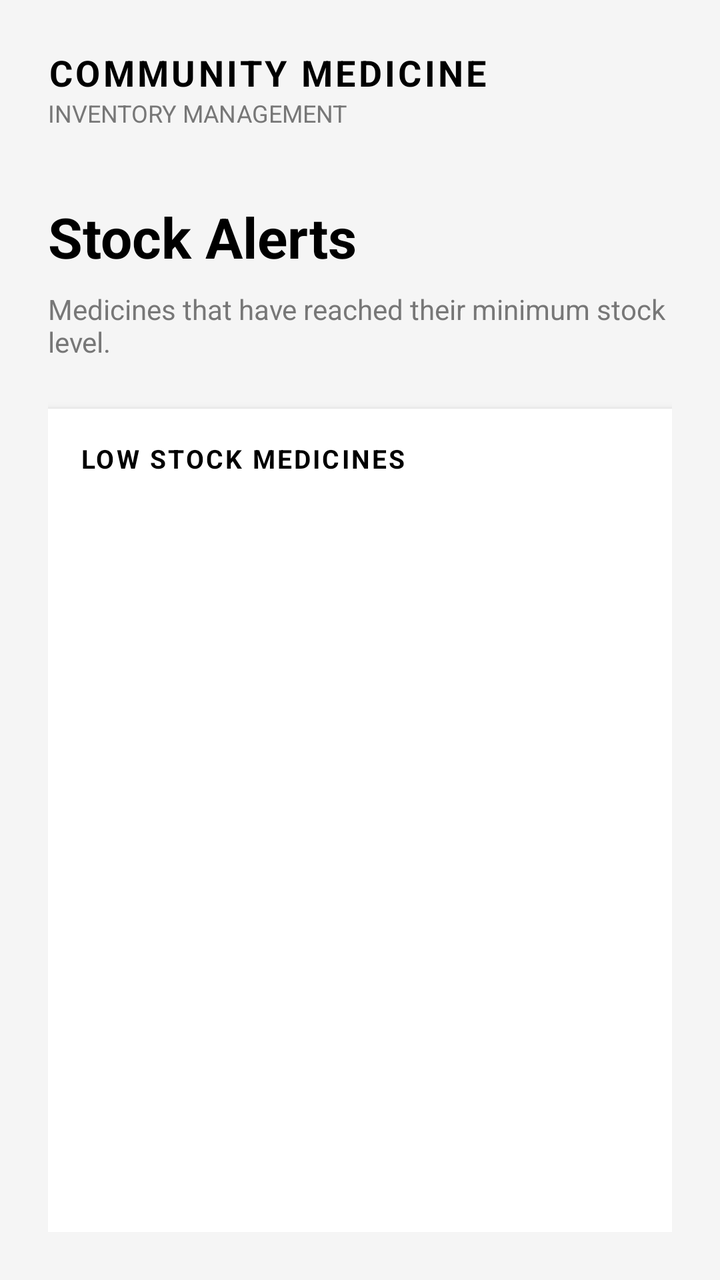
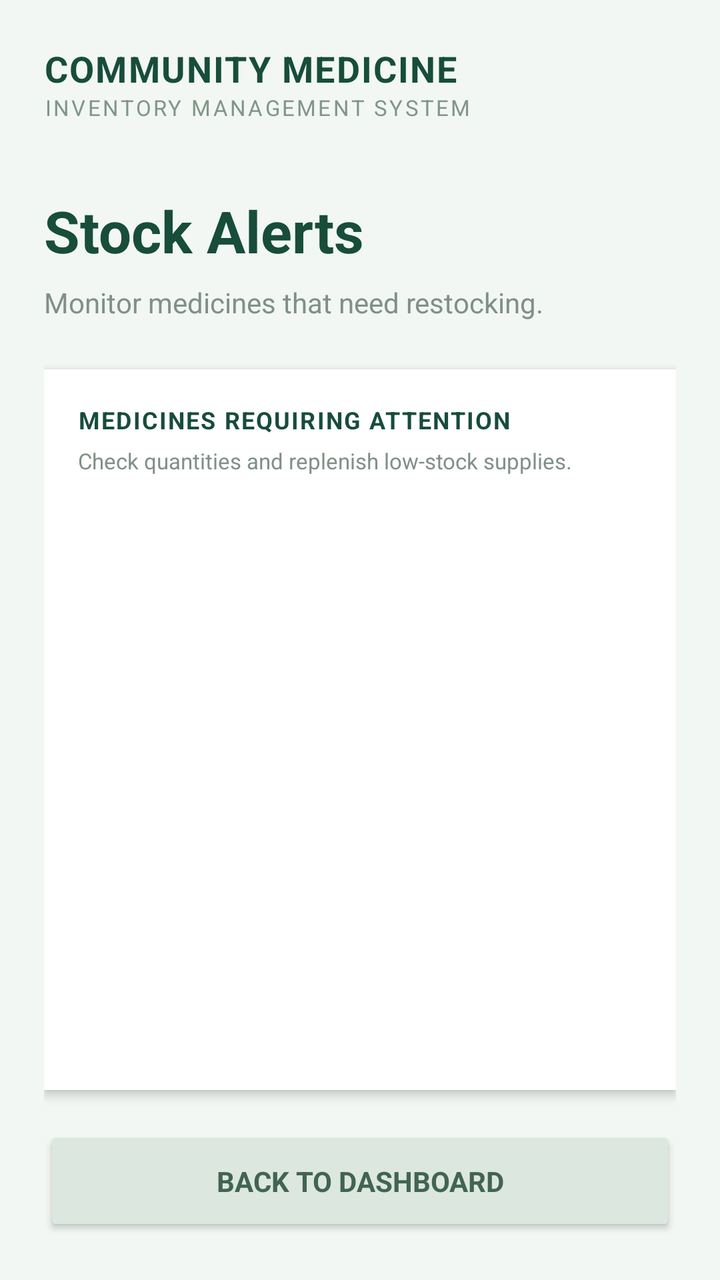

The first picture is an Android layout as it rendered before a commit; the second is the same layout after the commit. The layout source and the unified diff follow.
<!-- AndroidManifest.xml: application theme AppTheme -->
<!-- res/layout/activity_stock_alerts.xml -->
<?xml version="1.0" encoding="utf-8"?>
<LinearLayout xmlns:android="http://schemas.android.com/apk/res/android"
    android:layout_width="match_parent"
    android:layout_height="match_parent"
    android:orientation="vertical"
    android:background="#F5F5F5"
    android:padding="24dp">

    <TextView
        android:layout_width="match_parent"
        android:layout_height="wrap_content"
        android:text="COMMUNITY MEDICINE"
        android:textColor="#000000"
        android:textSize="18sp"
        android:textStyle="bold"
        android:letterSpacing="0.08" />

    <TextView
        android:layout_width="match_parent"
        android:layout_height="wrap_content"
        android:text="INVENTORY MANAGEMENT"
        android:textColor="#777777"
        android:textSize="12sp" />

    <TextView
        android:layout_width="match_parent"
        android:layout_height="wrap_content"
        android:layout_marginTop="35dp"
        android:text="Stock Alerts"
        android:textColor="#000000"
        android:textSize="28sp"
        android:textStyle="bold" />

    <TextView
        android:id="@+id/stockAlertDescription"
        android:layout_width="match_parent"
        android:layout_height="wrap_content"
        android:layout_marginTop="8dp"
        android:text="Medicines that have reached their minimum stock level."
        android:textColor="#777777"
        android:textSize="14sp" />

    <LinearLayout
        android:layout_width="match_parent"
        android:layout_height="wrap_content"
        android:layout_marginTop="24dp"
        android:background="#FFFFFF"
        android:elevation="3dp"
        android:orientation="vertical"
        android:padding="16dp">

        <TextView
            android:layout_width="match_parent"
            android:layout_height="wrap_content"
            android:text="LOW STOCK MEDICINES"
            android:textColor="#000000"
            android:textSize="13sp"
            android:textStyle="bold"
            android:letterSpacing="0.08" />

        <androidx.recyclerview.widget.RecyclerView
            android:id="@+id/stockAlertsRecyclerView"
            android:layout_width="match_parent"
            android:layout_height="450dp"
            android:layout_marginTop="12dp" />

    </LinearLayout>

    <Button
        android:id="@+id/backToDashboardButton"
        android:layout_width="match_parent"
        android:layout_height="55dp"
        android:layout_marginTop="20dp"
        android:backgroundTint="#EAEAEA"
        android:text="BACK TO DASHBOARD"
        android:textColor="#000000"
        android:textStyle="bold" />

</LinearLayout>
<!-- resources referenced by this layout -->
<resources>
  <style name="AppTheme" parent="Theme.AppCompat.Light.NoActionBar">
  
          <item name="android:fontFamily">sans-serif</item>
          <item name="android:colorAccent">#000000</item>
          <item name="android:windowLightStatusBar">true</item>
          <item name="android:statusBarColor">#FFFFFF</item>
          <item name="android:navigationBarColor">#FFFFFF</item>
      </style>
</resources>

<!-- the commit's change to res/layout/activity_stock_alerts.xml (unified diff, before → after) -->
@@ -3,66 +3,78 @@
     android:layout_width="match_parent"
     android:layout_height="match_parent"
     android:orientation="vertical"
-    android:background="#F5F5F5"
-    android:padding="24dp">
+    android:background="#F2F7F4"
+    android:padding="22dp">
 
     <TextView
         android:layout_width="match_parent"
         android:layout_height="wrap_content"
         android:text="COMMUNITY MEDICINE"
-        android:textColor="#000000"
+        android:textColor="#174D3A"
         android:textSize="18sp"
         android:textStyle="bold"
-        android:letterSpacing="0.08" />
+        android:letterSpacing="0.04" />
 
     <TextView
         android:layout_width="match_parent"
         android:layout_height="wrap_content"
-        android:text="INVENTORY MANAGEMENT"
-        android:textColor="#777777"
-        android:textSize="12sp" />
+        android:text="INVENTORY MANAGEMENT SYSTEM"
+        android:textColor="#81968A"
+        android:textSize="11sp"
+        android:letterSpacing="0.10" />
 
     <TextView
         android:layout_width="match_parent"
         android:layout_height="wrap_content"
         android:layout_marginTop="35dp"
         android:text="Stock Alerts"
-        android:textColor="#000000"
-        android:textSize="28sp"
+        android:textColor="#174D3A"
+        android:textSize="29sp"
         android:textStyle="bold" />
 
     <TextView
         android:id="@+id/stockAlertDescription"
         android:layout_width="match_parent"
         android:layout_height="wrap_content"
-        android:layout_marginTop="8dp"
-        android:text="Medicines that have reached their minimum stock level."
-        android:textColor="#777777"
+        android:layout_marginTop="7dp"
+        android:text="Monitor medicines that need restocking."
+        android:textColor="#819087"
         android:textSize="14sp" />
 
     <LinearLayout
         android:layout_width="match_parent"
-        android:layout_height="wrap_content"
+        android:layout_height="0dp"
+        android:layout_weight="1"
         android:layout_marginTop="24dp"
         android:background="#FFFFFF"
         android:elevation="3dp"
         android:orientation="vertical"
-        android:padding="16dp">
+        android:padding="17dp">
 
         <TextView
             android:layout_width="match_parent"
             android:layout_height="wrap_content"
-            android:text="LOW STOCK MEDICINES"
-            android:textColor="#000000"
-            android:textSize="13sp"
+            android:text="MEDICINES REQUIRING ATTENTION"
+            android:textColor="#174D3A"
+            android:textSize="12sp"
             android:textStyle="bold"
-            android:letterSpacing="0.08" />
+            android:letterSpacing="0.06" />
+
+        <TextView
+            android:layout_width="match_parent"
+            android:layout_height="wrap_content"
+            android:layout_marginTop="5dp"
+            android:text="Check quantities and replenish low-stock supplies."
+            android:textColor="#819087"
+            android:textSize="11sp" />
 
         <androidx.recyclerview.widget.RecyclerView
             android:id="@+id/stockAlertsRecyclerView"
             android:layout_width="match_parent"
-            android:layout_height="450dp"
-            android:layout_marginTop="12dp" />
+            android:layout_height="0dp"
+            android:layout_weight="1"
+            android:layout_marginTop="14dp"
+            android:clipToPadding="false" />
 
     </LinearLayout>
 
@@ -70,10 +82,10 @@
         android:id="@+id/backToDashboardButton"
         android:layout_width="match_parent"
         android:layout_height="55dp"
-        android:layout_marginTop="20dp"
-        android:backgroundTint="#EAEAEA"
+        android:layout_marginTop="18dp"
+        android:backgroundTint="#DCE7E0"
         android:text="BACK TO DASHBOARD"
-        android:textColor="#000000"
+        android:textColor="#426452"
         android:textStyle="bold" />
 
 </LinearLayout>
